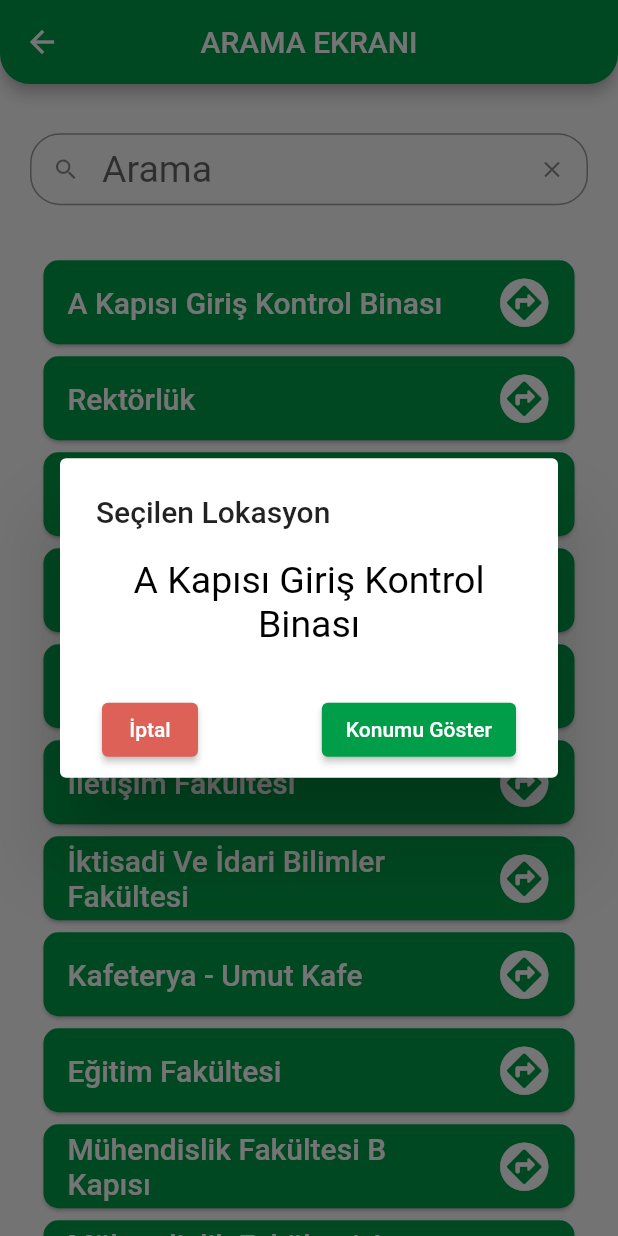
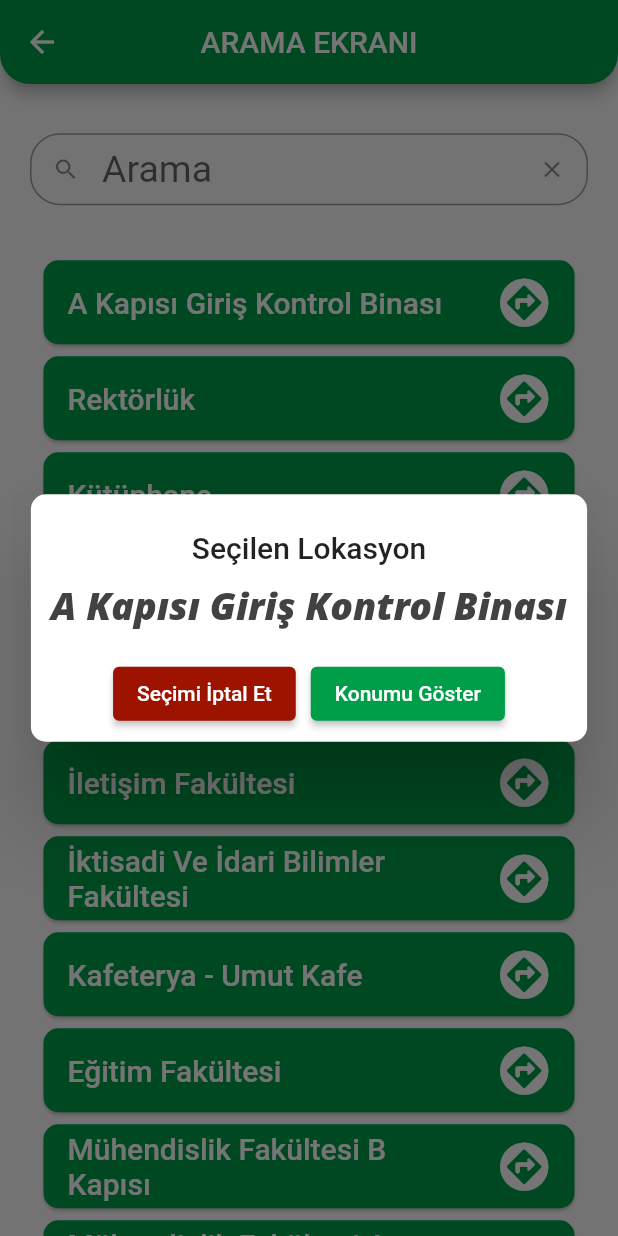
Before and after one commit to AlperenImam0glu/Kou-Navigation-project, a Flutter app: the SearchPageView screen opened directly, after a tap on "A Kapısı Giriş Kontrol Binası", on a phone screen of 412 x 824 dp. Run offline on Flutter 3.47's test engine with Material 2 defaults, Android fonts, the phone set to English and light mode, and no system bars; our stand-ins replace google_maps_flutter, location; missing offline and left inert: flutter_polyline_points; Roboto replaces fonts that are missing (Open Sans).

Commit message:
Alert buton tasarımı düzenlendi

```diff
--- a/assets/locations.json
+++ b/assets/locations.json
@@ -20,7 +20,7 @@
     },
     {
       "Id": "4",
-      "Name": "Pror Dr. Baki Komşuoğlu Kültür Ve Kongre Merkezi",
+      "Name": "Pror Dr. Baki Komsuoğlu Kültür Ve Kongre Merkezi",
       "Lat": 40.822487,
       "Lng": 29.921363
     },
--- a/lib/models/welcome_page_models.dart
+++ b/lib/models/welcome_page_models.dart
@@ -19,7 +19,7 @@ class WelcomePageModels {
     LocationModels rektorluk = LocationModels(
         name: "Fen Edebiyat Fakültesi A Blok", lat: 40.820983, lng: 29.920250);
     LocationModels kongreMerkezi = LocationModels(
-        name: "Fen Edebiyat Fakültesi  B Blok", lat: 40.822129, lng: 29.926102);
+        name: "Fen Edebiyat Fakültesi B Blok", lat: 40.822129, lng: 29.926102);
     LocationModels mediko =
         LocationModels(name: "Hukuk Fakültesi", lat: 40.821768, lng: 29.926135);
     LocationModels golet = LocationModels(
--- a/lib/views/search_page_view.dart
+++ b/lib/views/search_page_view.dart
@@ -18,7 +18,7 @@ class _SearchPageViewState extends State<SearchPageView> {
   final String appBarTitleText = "ARAMA EKRANI";
   final String aletDialogTextTitle = "Seçilen Lokasyon";
   final String alertDialogAccept = "Konumu Göster";
-  final String alertDialogCancel = "İptal";
+  final String alertDialogCancel = "Seçimi İptal Et";
   final String textFieldTitle = "Arama";
   final String searchFaild = "Bulunamadı";
   final String emptyText = "";
@@ -102,7 +102,6 @@ class _SearchPageViewState extends State<SearchPageView> {
 
   TextField _searchTextField() {
     return TextField(
-      autofocus: autoKeybord,
       controller: textFieldController,
       decoration: InputDecoration(
         isDense: true,
@@ -120,7 +119,7 @@ class _SearchPageViewState extends State<SearchPageView> {
         hintText: textFieldTitle,
         border: OutlineInputBorder(
           borderRadius: BorderRadius.circular(projectBorderRadius),
-            borderSide: BorderSide(color: Colors.black)),
+        ),
       ),
       onChanged: searchLocation,
     );
@@ -177,7 +176,7 @@ class _SearchPageViewState extends State<SearchPageView> {
     });
   }
 
-  void pushToGoogleMaps(BuildContext context, int index) {
+  void _openWithMapApp(BuildContext context, int index) {
     try {
       Navigator.push(
           context,
@@ -193,39 +192,64 @@ class _SearchPageViewState extends State<SearchPageView> {
 
   AlertDialog _aletDialog(int index) {
     return AlertDialog(
-      title: Text(aletDialogTextTitle),
-      content: Text(
+      insetPadding: EdgeInsets.symmetric(horizontal: 0),
+      contentPadding: EdgeInsets.symmetric(horizontal: 0),
+      clipBehavior: Clip.antiAliasWithSaveLayer,
+      title: Center(child: Text(aletDialogTextTitle)),
+      shape: RoundedRectangleBorder(
+          borderRadius: BorderRadius.all(Radius.circular(10.0))),
+      content: Builder(
+        builder: (context) {
+          var width = MediaQuery.of(context).size.width * 0.9;
+
+          return Container(
+            //height: height,
+            width: width,
+            child: Padding(
+              padding: const EdgeInsets.all(10),
+              child: Text(
                 searchList![index].name!,
                 textAlign: TextAlign.center,
+                style: TextStyle(
+                  color: Colors.grey[800],
+                  fontWeight: FontWeight.w900,
+                  fontStyle: FontStyle.italic,
+                  fontFamily: 'Open Sans',
                 ),
-      actions: <Widget>[
-        Padding(
-          padding: EdgeInsets.symmetric(horizontal: projectPadding),
-          child: Row(
-            mainAxisAlignment: MainAxisAlignment.spaceBetween,
-            children: [
+              ),
+            ),
+          );
+        },
+      ),
+      actions: [
+        Row(
+          mainAxisAlignment: MainAxisAlignment.center,
+          children: <Widget>[
             ElevatedButton(
               child: Text(alertDialogCancel),
               style: ButtonStyle(
-                    backgroundColor: MaterialStateProperty.all<Color>(
-                        Color.fromARGB(255, 222, 97, 88))),
+                  backgroundColor:
+                      MaterialStateProperty.all<Color>(Color(0xFF9e1200))),
               onPressed: () {
-                  setState(() {
-                    autoKeybord = false;
-                  });
+                FocusManager.instance.primaryFocus?.unfocus();
                 Navigator.of(context, rootNavigator: true).pop();
               },
             ),
+            SizedBox(
+              width: 10,
+            ),
             ElevatedButton(
-                child: Text(alertDialogAccept),
+              child: Text(
+                alertDialogAccept,
+                style: TextStyle(),
+              ),
               onPressed: () {
                 autoKeybord = false;
                 Navigator.of(context, rootNavigator: true).pop();
-                  pushToGoogleMaps(context, index);
+                _openWithMapApp(context, index);
               },
-              )
+            ),
           ],
-          ),
         ),
       ],
     );
```
Also changed, not shown: lib/views/welcome_page.dart (+44 -26 lines). Lines whose indentation alone changed are shown as unchanged.
